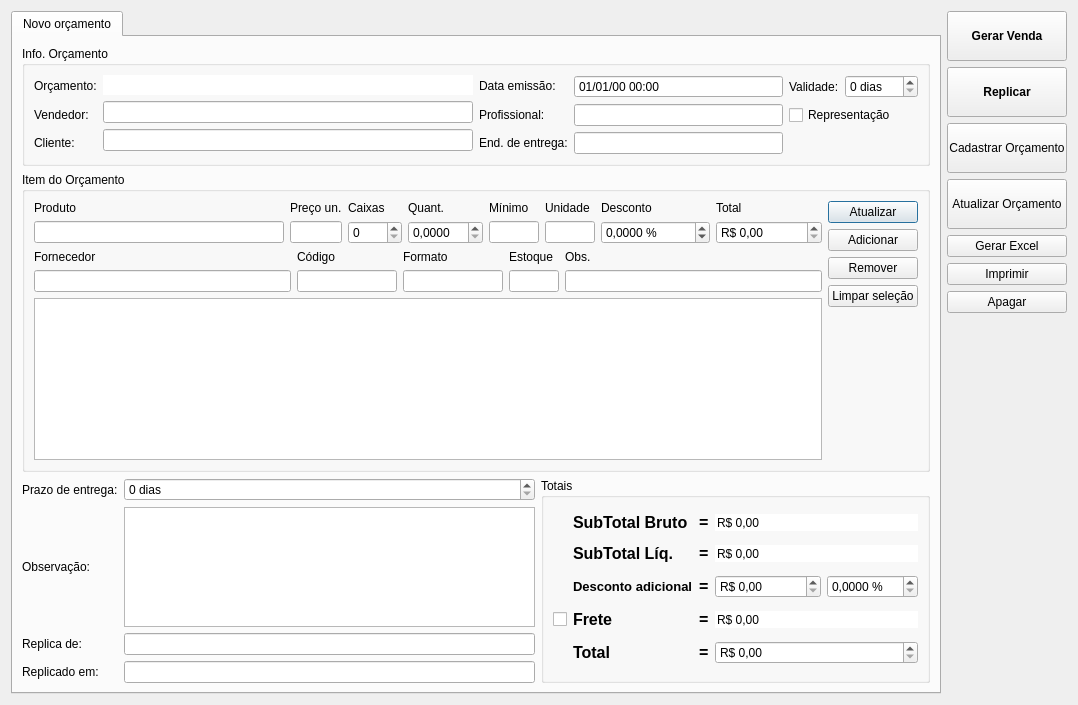
First picture: the form in ui/orcamento.ui, repository lellisls/ERP-STACCATO, before the edit.
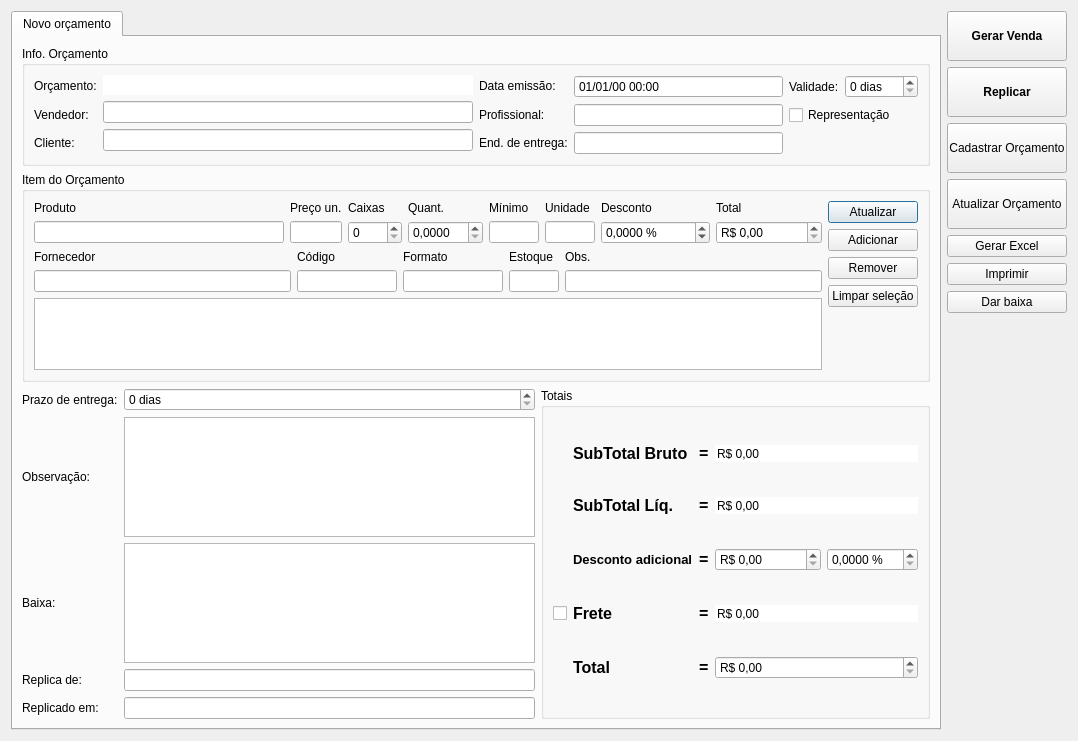
Second picture: the form after the edit. Custom widgets are drawn as their Qt base class.

```diff
--- a/ui/orcamento.ui
+++ b/ui/orcamento.ui
@@ -172,7 +172,7 @@
      <item>
       <widget class="QPushButton" name="pushButtonApagarOrc">
        <property name="text">
-        <string>Apagar</string>
+        <string>Dar baixa</string>
        </property>
        <property name="autoDefault">
         <bool>false</bool>
@@ -204,6 +204,38 @@
        <string>Novo orçamento</string>
       </attribute>
       <layout class="QGridLayout" name="gridLayout_10">
+       <item row="6" column="1">
+        <widget class="QLineEdit" name="lineEditReplicadoEm"/>
+       </item>
+       <item row="6" column="0">
+        <widget class="QLabel" name="labelEndereco_11">
+         <property name="sizePolicy">
+          <sizepolicy hsizetype="Fixed" vsizetype="Minimum">
+           <horstretch>0</horstretch>
+           <verstretch>0</verstretch>
+          </sizepolicy>
+         </property>
+         <property name="text">
+          <string>Replicado em:</string>
+         </property>
+        </widget>
+       </item>
+       <item row="3" column="1">
+        <widget class="QPlainTextEdit" name="plainTextEditObs">
+         <property name="sizePolicy">
+          <sizepolicy hsizetype="Preferred" vsizetype="Fixed">
+           <horstretch>0</horstretch>
+           <verstretch>0</verstretch>
+          </sizepolicy>
+         </property>
+         <property name="maximumSize">
+          <size>
+           <width>16777215</width>
+           <height>120</height>
+          </size>
+         </property>
+        </widget>
+       </item>
        <item row="2" column="0">
         <widget class="QLabel" name="labelPrazoEntrega">
          <property name="sizePolicy">
@@ -217,6 +249,19 @@
          </property>
         </widget>
        </item>
+       <item row="3" column="0">
+        <widget class="QLabel" name="labelEndereco_9">
+         <property name="sizePolicy">
+          <sizepolicy hsizetype="Fixed" vsizetype="Minimum">
+           <horstretch>0</horstretch>
+           <verstretch>0</verstretch>
+          </sizepolicy>
+         </property>
+         <property name="text">
+          <string>Observação:</string>
+         </property>
+        </widget>
+       </item>
        <item row="2" column="1">
         <widget class="QSpinBox" name="spinBoxPrazoEntrega">
          <property name="toolTip">
@@ -233,36 +278,7 @@
          </property>
         </widget>
        </item>
-       <item row="3" column="0">
-        <widget class="QLabel" name="labelEndereco_9">
-         <property name="sizePolicy">
-          <sizepolicy hsizetype="Fixed" vsizetype="Minimum">
-           <horstretch>0</horstretch>
-           <verstretch>0</verstretch>
-          </sizepolicy>
-         </property>
-         <property name="text">
-          <string>Observação:</string>
-         </property>
-        </widget>
-       </item>
-       <item row="3" column="1">
-        <widget class="QTextEdit" name="textEditObs">
-         <property name="sizePolicy">
-          <sizepolicy hsizetype="Preferred" vsizetype="Fixed">
-           <horstretch>0</horstretch>
-           <verstretch>0</verstretch>
-          </sizepolicy>
-         </property>
-         <property name="maximumSize">
-          <size>
-           <width>16777215</width>
-           <height>120</height>
-          </size>
-         </property>
-        </widget>
-       </item>
-       <item row="4" column="0">
+       <item row="5" column="0">
         <widget class="QLabel" name="labelEndereco_10">
          <property name="sizePolicy">
           <sizepolicy hsizetype="Fixed" vsizetype="Minimum">
@@ -275,9 +291,366 @@
          </property>
         </widget>
        </item>
-       <item row="4" column="1">
+       <item row="5" column="1">
         <widget class="QLineEdit" name="lineEditReplicaDe"/>
        </item>
+       <item row="2" column="2" rowspan="5">
+        <widget class="QGroupBox" name="groupBox_3">
+         <property name="sizePolicy">
+          <sizepolicy hsizetype="Fixed" vsizetype="Preferred">
+           <horstretch>0</horstretch>
+           <verstretch>0</verstretch>
+          </sizepolicy>
+         </property>
+         <property name="title">
+          <string>Totais</string>
+         </property>
+         <layout class="QGridLayout" name="gridLayout">
+          <item row="0" column="1">
+           <widget class="QLabel" name="labelSubTotalBruto">
+            <property name="font">
+             <font>
+              <pointsize>12</pointsize>
+              <weight>75</weight>
+              <bold>true</bold>
+             </font>
+            </property>
+            <property name="text">
+             <string>SubTotal Bruto</string>
+            </property>
+            <property name="alignment">
+             <set>Qt::AlignLeading|Qt::AlignLeft|Qt::AlignVCenter</set>
+            </property>
+           </widget>
+          </item>
+          <item row="0" column="2">
+           <widget class="QLabel" name="label_6">
+            <property name="font">
+             <font>
+              <pointsize>12</pointsize>
+              <weight>75</weight>
+              <bold>true</bold>
+             </font>
+            </property>
+            <property name="text">
+             <string>=</string>
+            </property>
+           </widget>
+          </item>
+          <item row="1" column="1">
+           <widget class="QLabel" name="labelSubTotalLiq">
+            <property name="font">
+             <font>
+              <pointsize>12</pointsize>
+              <weight>75</weight>
+              <bold>true</bold>
+             </font>
+            </property>
+            <property name="text">
+             <string>SubTotal Líq.</string>
+            </property>
+            <property name="alignment">
+             <set>Qt::AlignLeading|Qt::AlignLeft|Qt::AlignVCenter</set>
+            </property>
+           </widget>
+          </item>
+          <item row="1" column="2">
+           <widget class="QLabel" name="label_5">
+            <property name="font">
+             <font>
+              <pointsize>12</pointsize>
+              <weight>75</weight>
+              <bold>true</bold>
+             </font>
+            </property>
+            <property name="text">
+             <string>=</string>
+            </property>
+           </widget>
+          </item>
+          <item row="2" column="1">
+           <widget class="QLabel" name="labelDescontoGlobal">
+            <property name="sizePolicy">
+             <sizepolicy hsizetype="Fixed" vsizetype="Preferred">
+              <horstretch>0</horstretch>
+              <verstretch>0</verstretch>
+             </sizepolicy>
+            </property>
+            <property name="font">
+             <font>
+              <pointsize>10</pointsize>
+              <weight>75</weight>
+              <bold>true</bold>
+             </font>
+            </property>
+            <property name="text">
+             <string>Desconto adicional</string>
+            </property>
+           </widget>
+          </item>
+          <item row="2" column="2">
+           <widget class="QLabel" name="label_11">
+            <property name="font">
+             <font>
+              <pointsize>12</pointsize>
+              <weight>75</weight>
+              <bold>true</bold>
+             </font>
+            </property>
+            <property name="text">
+             <string>=</string>
+            </property>
+           </widget>
+          </item>
+          <item row="2" column="3">
+           <widget class="QDoubleSpinBox" name="doubleSpinBoxDescontoGlobalReais">
+            <property name="sizePolicy">
+             <sizepolicy hsizetype="Preferred" vsizetype="Fixed">
+              <horstretch>0</horstretch>
+              <verstretch>0</verstretch>
+             </sizepolicy>
+            </property>
+            <property name="toolTip">
+             <string>&lt;html&gt;&lt;head/&gt;&lt;body&gt;&lt;p&gt;Desconto percentual sobree todo o orçamento.&lt;/p&gt;&lt;/body&gt;&lt;/html&gt;</string>
+            </property>
+            <property name="correctionMode">
+             <enum>QAbstractSpinBox::CorrectToNearestValue</enum>
+            </property>
+            <property name="showGroupSeparator" stdset="0">
+             <bool>true</bool>
+            </property>
+            <property name="prefix">
+             <string>R$ </string>
+            </property>
+            <property name="maximum">
+             <double>9999999.000000000000000</double>
+            </property>
+           </widget>
+          </item>
+          <item row="2" column="4">
+           <widget class="QDoubleSpinBox" name="doubleSpinBoxDescontoGlobal">
+            <property name="sizePolicy">
+             <sizepolicy hsizetype="Preferred" vsizetype="Fixed">
+              <horstretch>0</horstretch>
+              <verstretch>0</verstretch>
+             </sizepolicy>
+            </property>
+            <property name="toolTip">
+             <string>&lt;html&gt;&lt;head/&gt;&lt;body&gt;&lt;p&gt;Desconto percentual sobree todo o orçamento.&lt;/p&gt;&lt;/body&gt;&lt;/html&gt;</string>
+            </property>
+            <property name="suffix">
+             <string> %</string>
+            </property>
+            <property name="decimals">
+             <number>4</number>
+            </property>
+            <property name="maximum">
+             <double>100.000000000000000</double>
+            </property>
+           </widget>
+          </item>
+          <item row="3" column="0">
+           <widget class="QCheckBox" name="checkBoxFreteManual">
+            <property name="sizePolicy">
+             <sizepolicy hsizetype="Fixed" vsizetype="Fixed">
+              <horstretch>0</horstretch>
+              <verstretch>0</verstretch>
+             </sizepolicy>
+            </property>
+            <property name="toolTip">
+             <string>&lt;html&gt;&lt;head/&gt;&lt;body&gt;&lt;p&gt;Aperte para habilitar a edição manual do frete.&lt;/p&gt;&lt;/body&gt;&lt;/html&gt;</string>
+            </property>
+            <property name="text">
+             <string/>
+            </property>
+           </widget>
+          </item>
+          <item row="3" column="1">
+           <widget class="QLabel" name="labelFrete">
+            <property name="sizePolicy">
+             <sizepolicy hsizetype="Preferred" vsizetype="Preferred">
+              <horstretch>0</horstretch>
+              <verstretch>0</verstretch>
+             </sizepolicy>
+            </property>
+            <property name="font">
+             <font>
+              <pointsize>12</pointsize>
+              <weight>75</weight>
+              <bold>true</bold>
+             </font>
+            </property>
+            <property name="text">
+             <string>Frete</string>
+            </property>
+            <property name="alignment">
+             <set>Qt::AlignLeading|Qt::AlignLeft|Qt::AlignVCenter</set>
+            </property>
+           </widget>
+          </item>
+          <item row="3" column="2">
+           <widget class="QLabel" name="label_3">
+            <property name="font">
+             <font>
+              <pointsize>12</pointsize>
+              <weight>75</weight>
+              <bold>true</bold>
+             </font>
+            </property>
+            <property name="text">
+             <string>=</string>
+            </property>
+           </widget>
+          </item>
+          <item row="4" column="1">
+           <widget class="QLabel" name="labelTotal">
+            <property name="font">
+             <font>
+              <pointsize>12</pointsize>
+              <weight>75</weight>
+              <bold>true</bold>
+             </font>
+            </property>
+            <property name="text">
+             <string>Total</string>
+            </property>
+            <property name="alignment">
+             <set>Qt::AlignLeading|Qt::AlignLeft|Qt::AlignVCenter</set>
+            </property>
+           </widget>
+          </item>
+          <item row="4" column="2">
+           <widget class="QLabel" name="label_4">
+            <property name="font">
+             <font>
+              <pointsize>12</pointsize>
+              <weight>75</weight>
+              <bold>true</bold>
+             </font>
+            </property>
+            <property name="text">
+             <string>=</string>
+            </property>
+           </widget>
+          </item>
+          <item row="0" column="3" colspan="2">
+           <widget class="QDoubleSpinBox" name="doubleSpinBoxSubTotalBruto">
+            <property name="toolTip">
+             <string>&lt;html&gt;&lt;head/&gt;&lt;body&gt;&lt;p&gt;Sub-total bruto é o total do valor dos itens, &lt;span style=&quot; font-weight:600;&quot;&gt;sem nenhum desconto&lt;/span&gt;.&lt;/p&gt;&lt;/body&gt;&lt;/html&gt;</string>
+            </property>
+            <property name="frame">
+             <bool>false</bool>
+            </property>
+            <property name="readOnly">
+             <bool>true</bool>
+            </property>
+            <property name="buttonSymbols">
+             <enum>QAbstractSpinBox::NoButtons</enum>
+            </property>
+            <property name="correctionMode">
+             <enum>QAbstractSpinBox::CorrectToNearestValue</enum>
+            </property>
+            <property name="keyboardTracking">
+             <bool>false</bool>
+            </property>
+            <property name="showGroupSeparator" stdset="0">
+             <bool>true</bool>
+            </property>
+            <property name="prefix">
+             <string>R$ </string>
+            </property>
+            <property name="maximum">
+             <double>9999999.000000000000000</double>
+            </property>
+           </widget>
+          </item>
+          <item row="1" column="3" colspan="2">
+           <widget class="QDoubleSpinBox" name="doubleSpinBoxSubTotalLiq">
+            <property name="toolTip">
+             <string>&lt;html&gt;&lt;head/&gt;&lt;body&gt;&lt;p&gt;Sub-total líq. do orçamento é o subtotal dos itens com desconto&lt;/p&gt;&lt;/body&gt;&lt;/html&gt;</string>
+            </property>
+            <property name="frame">
+             <bool>false</bool>
+            </property>
+            <property name="readOnly">
+             <bool>true</bool>
+            </property>
+            <property name="buttonSymbols">
+             <enum>QAbstractSpinBox::NoButtons</enum>
+            </property>
+            <property name="correctionMode">
+             <enum>QAbstractSpinBox::CorrectToNearestValue</enum>
+            </property>
+            <property name="keyboardTracking">
+             <bool>false</bool>
+            </property>
+            <property name="showGroupSeparator" stdset="0">
+             <bool>true</bool>
+            </property>
+            <property name="prefix">
+             <string>R$ </string>
+            </property>
+            <property name="maximum">
+             <double>9999999.000000000000000</double>
+            </property>
+           </widget>
+          </item>
+          <item row="3" column="3" colspan="2">
+           <widget class="QDoubleSpinBox" name="doubleSpinBoxFrete">
+            <property name="toolTip">
+             <string>&lt;html&gt;&lt;head/&gt;&lt;body&gt;&lt;p&gt;Valor total do orçamento, com desconto final.&lt;/p&gt;&lt;/body&gt;&lt;/html&gt;</string>
+            </property>
+            <property name="wrapping">
+             <bool>false</bool>
+            </property>
+            <property name="frame">
+             <bool>false</bool>
+            </property>
+            <property name="readOnly">
+             <bool>true</bool>
+            </property>
+            <property name="buttonSymbols">
+             <enum>QAbstractSpinBox::NoButtons</enum>
+            </property>
+            <property name="correctionMode">
+             <enum>QAbstractSpinBox::CorrectToNearestValue</enum>
+            </property>
+            <property name="showGroupSeparator" stdset="0">
+             <bool>true</bool>
+            </property>
+            <property name="prefix">
+             <string>R$ </string>
+            </property>
+            <property name="maximum">
+             <double>9999999.000000000000000</double>
+            </property>
+           </widget>
+          </item>
+          <item row="4" column="3" colspan="2">
+           <widget class="QDoubleSpinBox" name="doubleSpinBoxTotal">
+            <property name="toolTip">
+             <string>&lt;html&gt;&lt;head/&gt;&lt;body&gt;&lt;p&gt;Valor total do orçamento, com desconto final.&lt;/p&gt;&lt;/body&gt;&lt;/html&gt;</string>
+            </property>
+            <property name="wrapping">
+             <bool>false</bool>
+            </property>
+            <property name="correctionMode">
+             <enum>QAbstractSpinBox::CorrectToNearestValue</enum>
+            </property>
+            <property name="showGroupSeparator" stdset="0">
+             <bool>true</bool>
+            </property>
+            <property name="prefix">
+             <string>R$ </string>
+            </property>
+            <property name="maximum">
+             <double>9999999.000000000000000</double>
+            </property>
+           </widget>
+          </item>
+         </layout>
+        </widget>
+       </item>
        <item row="0" column="0" colspan="3">
         <widget class="QGroupBox" name="groupBox_2">
          <property name="title">
@@ -466,12 +839,27 @@
             <property name="mouseTracking">
              <bool>true</bool>
             </property>
+            <property name="acceptDrops">
+             <bool>false</bool>
+            </property>
             <property name="sizeAdjustPolicy">
              <enum>QAbstractScrollArea::AdjustIgnored</enum>
             </property>
             <property name="editTriggers">
              <set>QAbstractItemView::NoEditTriggers</set>
             </property>
+            <property name="dragEnabled">
+             <bool>false</bool>
+            </property>
+            <property name="dragDropOverwriteMode">
+             <bool>false</bool>
+            </property>
+            <property name="dragDropMode">
+             <enum>QAbstractItemView::InternalMove</enum>
+            </property>
+            <property name="defaultDropAction">
+             <enum>Qt::MoveAction</enum>
+            </property>
             <property name="alternatingRowColors">
              <bool>true</bool>
             </property>
@@ -482,7 +870,7 @@
              <enum>QAbstractItemView::SelectRows</enum>
             </property>
             <property name="sortingEnabled">
-             <bool>true</bool>
+             <bool>false</bool>
             </property>
            </widget>
           </item>
@@ -925,8 +1313,24 @@
          </layout>
         </widget>
        </item>
-       <item row="5" column="0">
-        <widget class="QLabel" name="labelEndereco_11">
+       <item row="4" column="1">
+        <widget class="QPlainTextEdit" name="plainTextEditBaixa">
+         <property name="sizePolicy">
+          <sizepolicy hsizetype="Preferred" vsizetype="Fixed">
+           <horstretch>0</horstretch>
+           <verstretch>0</verstretch>
+          </sizepolicy>
+         </property>
+         <property name="maximumSize">
+          <size>
+           <width>16777215</width>
+           <height>120</height>
+          </size>
+         </property>
+        </widget>
+       </item>
+       <item row="4" column="0">
+        <widget class="QLabel" name="labelBaixa">
          <property name="sizePolicy">
           <sizepolicy hsizetype="Fixed" vsizetype="Minimum">
            <horstretch>0</horstretch>
@@ -934,370 +1338,10 @@
           </sizepolicy>
          </property>
          <property name="text">
-          <string>Replicado em:</string>
+          <string>Baixa:</string>
          </property>
         </widget>
        </item>
-       <item row="5" column="1">
-        <widget class="QLineEdit" name="lineEditReplicadoEm"/>
-       </item>
-       <item row="2" column="2" rowspan="4">
-        <widget class="QGroupBox" name="groupBox_3">
-         <property name="sizePolicy">
-          <sizepolicy hsizetype="Fixed" vsizetype="Preferred">
-           <horstretch>0</horstretch>
-           <verstretch>0</verstretch>
-          </sizepolicy>
-         </property>
-         <property name="title">
-          <string>Totais</string>
-         </property>
-         <layout class="QGridLayout" name="gridLayout">
-          <item row="0" column="1">
-           <widget class="QLabel" name="labelSubTotalBruto">
-            <property name="font">
-             <font>
-              <pointsize>12</pointsize>
-              <weight>75</weight>
-              <bold>true</bold>
-             </font>
-            </property>
-            <property name="text">
-             <string>SubTotal Bruto</string>
-            </property>
-            <property name="alignment">
-             <set>Qt::AlignLeading|Qt::AlignLeft|Qt::AlignVCenter</set>
-            </property>
-           </widget>
-          </item>
-          <item row="0" column="2">
-           <widget class="QLabel" name="label_6">
-            <property name="font">
-             <font>
-              <pointsize>12</pointsize>
-              <weight>75</weight>
-              <bold>true</bold>
-             </font>
-            </property>
-            <property name="text">
-             <string>=</string>
-            </property>
-           </widget>
-          </item>
-          <item row="1" column="1">
-           <widget class="QLabel" name="labelSubTotalLiq">
-            <property name="font">
-             <font>
-              <pointsize>12</pointsize>
-              <weight>75</weight>
-              <bold>true</bold>
-             </font>
-            </property>
-            <property name="text">
-             <string>SubTotal Líq.</string>
-            </property>
-            <property name="alignment">
-             <set>Qt::AlignLeading|Qt::AlignLeft|Qt::AlignVCenter</set>
-            </property>
-           </widget>
-          </item>
-          <item row="1" column="2">
-           <widget class="QLabel" name="label_5">
-            <property name="font">
-             <font>
-              <pointsize>12</pointsize>
-              <weight>75</weight>
-              <bold>true</bold>
-             </font>
-            </property>
-            <property name="text">
-             <string>=</string>
-            </property>
-           </widget>
-          </item>
-          <item row="2" column="1">
-           <widget class="QLabel" name="labelDescontoGlobal">
-            <property name="sizePolicy">
-             <sizepolicy hsizetype="Fixed" vsizetype="Preferred">
-              <horstretch>0</horstretch>
-              <verstretch>0</verstretch>
-             </sizepolicy>
-            </property>
-            <property name="font">
-             <font>
-              <pointsize>10</pointsize>
-              <weight>75</weight>
-              <bold>true</bold>
-             </font>
-            </property>
-            <property name="text">
-             <string>Desconto adicional</string>
-            </property>
-           </widget>
-          </item>
-          <item row="2" column="2">
-           <widget class="QLabel" name="label_11">
-            <property name="font">
-             <font>
-              <pointsize>12</pointsize>
-              <weight>75</weight>
-              <bold>true</bold>
-             </font>
-            </property>
-            <property name="text">
-             <string>=</string>
-            </property>
-           </widget>
-          </item>
-          <item row="2" column="3">
-           <widget class="QDoubleSpinBox" name="doubleSpinBoxDescontoGlobalReais">
-            <property name="sizePolicy">
-             <sizepolicy hsizetype="Preferred" vsizetype="Fixed">
-              <horstretch>0</horstretch>
-              <verstretch>0</verstretch>
-             </sizepolicy>
-            </property>
-            <property name="toolTip">
-             <string>&lt;html&gt;&lt;head/&gt;&lt;body&gt;&lt;p&gt;Desconto percentual sobree todo o orçamento.&lt;/p&gt;&lt;/body&gt;&lt;/html&gt;</string>
-            </property>
-            <property name="correctionMode">
-             <enum>QAbstractSpinBox::CorrectToNearestValue</enum>
-            </property>
-            <property name="showGroupSeparator" stdset="0">
-             <bool>true</bool>
-            </property>
-            <property name="prefix">
-             <string>R$ </string>
-            </property>
-            <property name="maximum">
-             <double>9999999.000000000000000</double>
-            </property>
-           </widget>
-          </item>
-          <item row="2" column="4">
-           <widget class="QDoubleSpinBox" name="doubleSpinBoxDescontoGlobal">
-            <property name="sizePolicy">
-             <sizepolicy hsizetype="Preferred" vsizetype="Fixed">
-              <horstretch>0</horstretch>
-              <verstretch>0</verstretch>
-             </sizepolicy>
-            </property>
-            <property name="toolTip">
-             <string>&lt;html&gt;&lt;head/&gt;&lt;body&gt;&lt;p&gt;Desconto percentual sobree todo o orçamento.&lt;/p&gt;&lt;/body&gt;&lt;/html&gt;</string>
-            </property>
-            <property name="suffix">
-             <string> %</string>
-            </property>
-            <property name="decimals">
-             <number>4</number>
-            </property>
-            <property name="maximum">
-             <double>100.000000000000000</double>
-            </property>
-           </widget>
-          </item>
-          <item row="3" column="0">
-           <widget class="QCheckBox" name="checkBoxFreteManual">
-            <property name="sizePolicy">
-             <sizepolicy hsizetype="Fixed" vsizetype="Fixed">
-              <horstretch>0</horstretch>
-              <verstretch>0</verstretch>
-             </sizepolicy>
-            </property>
-            <property name="toolTip">
-             <string>&lt;html&gt;&lt;head/&gt;&lt;body&gt;&lt;p&gt;Aperte para habilitar a edição manual do frete.&lt;/p&gt;&lt;/body&gt;&lt;/html&gt;</string>
-            </property>
-            <property name="text">
-             <string/>
-            </property>
-           </widget>
-          </item>
-          <item row="3" column="1">
-           <widget class="QLabel" name="labelFrete">
-            <property name="sizePolicy">
-             <sizepolicy hsizetype="Preferred" vsizetype="Preferred">
-              <horstretch>0</horstretch>
-              <verstretch>0</verstretch>
-             </sizepolicy>
-            </property>
-            <property name="font">
-             <font>
-              <pointsize>12</pointsize>
-              <weight>75</weight>
-              <bold>true</bold>
-             </font>
-            </property>
-            <property name="text">
-             <string>Frete</string>
-            </property>
-            <property name="alignment">
-             <set>Qt::AlignLeading|Qt::AlignLeft|Qt::AlignVCenter</set>
-            </property>
-           </widget>
-          </item>
-          <item row="3" column="2">
-           <widget class="QLabel" name="label_3">
-            <property name="font">
-             <font>
-              <pointsize>12</pointsize>
-              <weight>75</weight>
-              <bold>true</bold>
-             </font>
-            </property>
-            <property name="text">
-             <string>=</string>
-            </property>
-           </widget>
-          </item>
-          <item row="4" column="1">
-           <widget class="QLabel" name="labelTotal">
-            <property name="font">
-             <font>
-              <pointsize>12</pointsize>
-              <weight>75</weight>
-              <bold>true</bold>
-             </font>
-            </property>
-            <property name="text">
-             <string>Total</string>
-            </property>
-            <property name="alignment">
-             <set>Qt::AlignLeading|Qt::AlignLeft|Qt::AlignVCenter</set>
-            </property>
-           </widget>
-          </item>
-          <item row="4" column="2">
-           <widget class="QLabel" name="label_4">
-            <property name="font">
-             <font>
-              <pointsize>12</pointsize>
-              <weight>75</weight>
-              <bold>true</bold>
-             </font>
-            </property>
-            <property name="text">
-             <string>=</string>
-            </property>
-           </widget>
-          </item>
-          <item row="0" column="3" colspan="2">
-           <widget class="QDoubleSpinBox" name="doubleSpinBoxSubTotalBruto">
-            <property name="toolTip">
-             <string>&lt;html&gt;&lt;head/&gt;&lt;body&gt;&lt;p&gt;Sub-total bruto é o total do valor dos itens, &lt;span style=&quot; font-weight:600;&quot;&gt;sem nenhum desconto&lt;/span&gt;.&lt;/p&gt;&lt;/body&gt;&lt;/html&gt;</string>
-            </property>
-            <property name="frame">
-             <bool>false</bool>
-            </property>
-            <property name="readOnly">
-             <bool>true</bool>
-            </property>
-            <property name="buttonSymbols">
-             <enum>QAbstractSpinBox::NoButtons</enum>
-            </property>
-            <property name="correctionMode">
-             <enum>QAbstractSpinBox::CorrectToNearestValue</enum>
-            </property>
-            <property name="keyboardTracking">
-             <bool>false</bool>
-            </property>
-            <property name="showGroupSeparator" stdset="0">
-             <bool>true</bool>
-            </property>
-            <property name="prefix">
-             <string>R$ </string>
-            </property>
-            <property name="maximum">
-             <double>9999999.000000000000000</double>
-            </property>
-           </widget>
-          </item>
-          <item row="1" column="3" colspan="2">
-           <widget class="QDoubleSpinBox" name="doubleSpinBoxSubTotalLiq">
-            <property name="toolTip">
-             <string>&lt;html&gt;&lt;head/&gt;&lt;body&gt;&lt;p&gt;Sub-total líq. do orçamento é o subtotal dos itens com desconto&lt;/p&gt;&lt;/body&gt;&lt;/html&gt;</string>
-            </property>
-            <property name="frame">
-             <bool>false</bool>
-            </property>
-            <property name="readOnly">
-             <bool>true</bool>
-            </property>
-            <property name="buttonSymbols">
-             <enum>QAbstractSpinBox::NoButtons</enum>
-            </property>
-            <property name="correctionMode">
-             <enum>QAbstractSpinBox::CorrectToNearestValue</enum>
-            </property>
-            <property name="keyboardTracking">
-             <bool>false</bool>
-            </property>
-            <property name="showGroupSeparator" stdset="0">
-             <bool>true</bool>
-            </property>
-            <property name="prefix">
-             <string>R$ </string>
-            </property>
-            <property name="maximum">
-             <double>9999999.000000000000000</double>
-            </property>
-           </widget>
-          </item>
-          <item row="3" column="3" colspan="2">
-           <widget class="QDoubleSpinBox" name="doubleSpinBoxFrete">
-            <property name="toolTip">
-             <string>&lt;html&gt;&lt;head/&gt;&lt;body&gt;&lt;p&gt;Valor total do orçamento, com desconto final.&lt;/p&gt;&lt;/body&gt;&lt;/html&gt;</string>
-            </property>
-            <property name="wrapping">
-             <bool>false</bool>
-            </property>
-            <property name="frame">
-             <bool>false</bool>
-            </property>
-            <property name="readOnly">
-             <bool>true</bool>
-            </property>
-            <property name="buttonSymbols">
-             <enum>QAbstractSpinBox::NoButtons</enum>
-            </property>
-            <property name="correctionMode">
-             <enum>QAbstractSpinBox::CorrectToNearestValue</enum>
-            </property>
-            <property name="showGroupSeparator" stdset="0">
-             <bool>true</bool>
-            </property>
-            <property name="prefix">
-             <string>R$ </string>
-            </property>
-            <property name="maximum">
-             <double>9999999.000000000000000</double>
-            </property>
-           </widget>
-          </item>
-          <item row="4" column="3" colspan="2">
-           <widget class="QDoubleSpinBox" name="doubleSpinBoxTotal">
-            <property name="toolTip">
-             <string>&lt;html&gt;&lt;head/&gt;&lt;body&gt;&lt;p&gt;Valor total do orçamento, com desconto final.&lt;/p&gt;&lt;/body&gt;&lt;/html&gt;</string>
-            </property>
-            <property name="wrapping">
-             <bool>false</bool>
-            </property>
-            <property name="correctionMode">
-             <enum>QAbstractSpinBox::CorrectToNearestValue</enum>
-            </property>
-            <property name="showGroupSeparator" stdset="0">
-             <bool>true</bool>
-            </property>
-            <property name="prefix">
-             <string>R$ </string>
-            </property>
-            <property name="maximum">
-             <double>9999999.000000000000000</double>
-            </property>
-           </widget>
-          </item>
-         </layout>
-        </widget>
-       </item>
       </layout>
      </widget>
     </widget>
```
